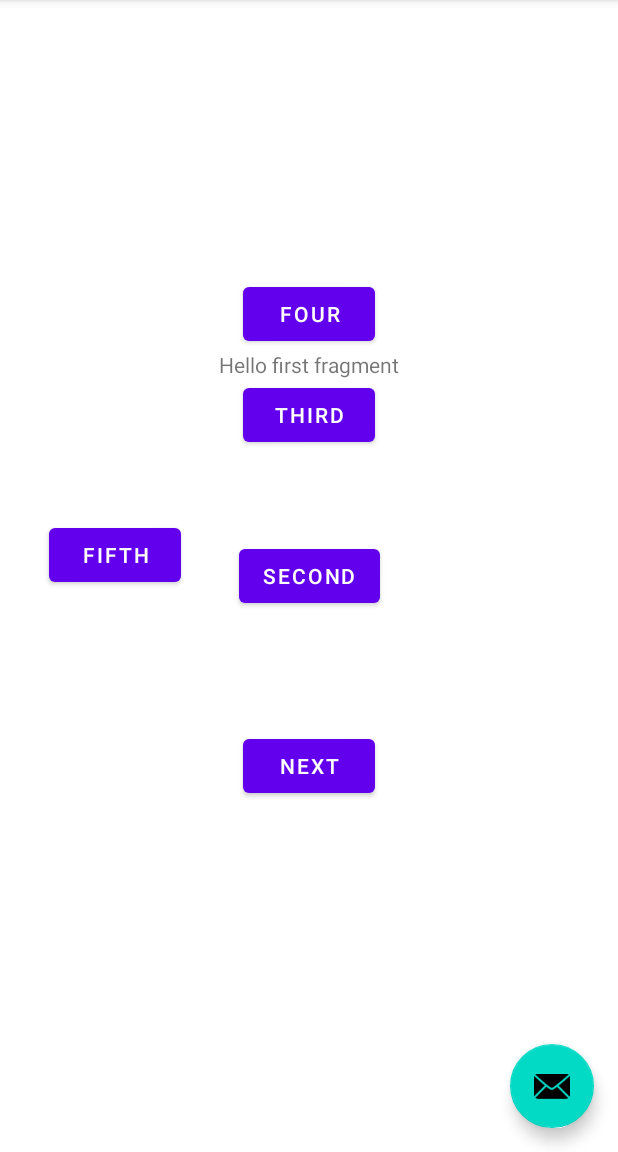
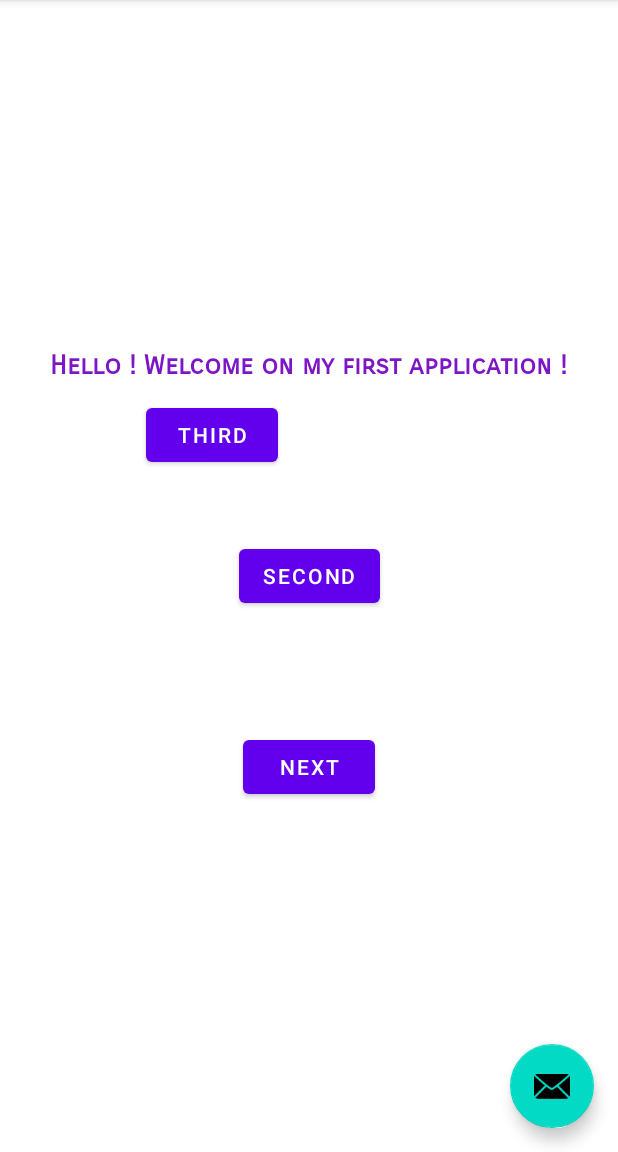
Before and after one commit to angelique-proux/Esiea3ATDProgrammationMobile, an Android app: the screen it shows after launch (MainActivity), on a phone screen of 412 x 824 dp, the part 84-1236 px from its top. Run offline under Robolectric (Android 15) with nearby library versions, the phone set to English and light mode, and no system bars; 1 statement that could not run was skipped.

Commit message:
Modify fragment_first.xml and strings.xml

```diff
--- a/app/src/main/res/layout/fragment_first.xml
+++ b/app/src/main/res/layout/fragment_first.xml
@@ -10,9 +10,14 @@
         android:id="@+id/textview_first"
         android:layout_width="wrap_content"
         android:layout_height="wrap_content"
+        android:fontFamily="sans-serif-smallcaps"
         android:text="@string/hello_first_fragment"
+        android:textColor="#7D17C6"
+        android:textSize="18sp"
+        android:textStyle="bold"
         app:layout_constraintBottom_toTopOf="@id/button_first"
         app:layout_constraintEnd_toEndOf="parent"
+        app:layout_constraintHorizontal_bias="0.492"
         app:layout_constraintStart_toStartOf="parent"
         app:layout_constraintTop_toTopOf="parent" />
 
@@ -30,7 +35,7 @@
         android:id="@+id/button_second"
         android:layout_width="wrap_content"
         android:layout_height="wrap_content"
-        android:text="second"
+        android:text="@string/second"
         app:layout_constraintBottom_toBottomOf="parent"
         app:layout_constraintEnd_toEndOf="parent"
         app:layout_constraintStart_toStartOf="parent"
@@ -40,33 +45,13 @@
         android:id="@+id/button_third"
         android:layout_width="wrap_content"
         android:layout_height="wrap_content"
-        android:text="third"
-        app:layout_constraintTop_toBottomOf="@id/textview_first"
+        android:text="@string/third"
+        app:layout_constraintVertical_bias="0.2"
+        app:layout_constraintHorizontal_bias="0.3"
         app:layout_constraintEnd_toEndOf="parent"
         app:layout_constraintStart_toStartOf="parent"
-        />
-
-    <Button
-        android:id="@+id/button_four"
-        android:layout_width="wrap_content"
-        android:layout_height="wrap_content"
-        android:text="four"
-        app:layout_constraintBottom_toTopOf="@id/textview_first"
-        app:layout_constraintEnd_toEndOf="parent"
-        app:layout_constraintStart_toStartOf="parent"
-        />
-
-    <Button
-        android:id="@+id/button_fifth"
-        android:layout_width="wrap_content"
-        android:layout_height="wrap_content"
-        android:text="fifth"
-        app:layout_constraintBottom_toTopOf="@id/button_first"
-        app:layout_constraintEnd_toEndOf="parent"
-        app:layout_constraintHorizontal_bias="0.1"
-        app:layout_constraintStart_toStartOf="parent"
         app:layout_constraintTop_toBottomOf="@id/textview_first"
-        />
+        app:layout_constraintBottom_toTopOf="@id/button_second"/>
 
 
 </androidx.constraintlayout.widget.ConstraintLayout>
--- a/app/src/main/res/values/strings.xml
+++ b/app/src/main/res/values/strings.xml
@@ -7,6 +7,10 @@
     <string name="next">Next</string>
     <string name="previous">Previous</string>
 
-    <string name="hello_first_fragment">Hello first fragment</string>
+    <string name="hello_first_fragment">Hello ! Welcome on my first application !</string>
     <string name="hello_second_fragment">Hello second fragment. Arg: %1$s</string>
+    <string name="second">second</string>
+    <string name="third">third</string>
+    <string name="four">four</string>
+    <string name="fifth">fifth</string>
 </resources>
```
